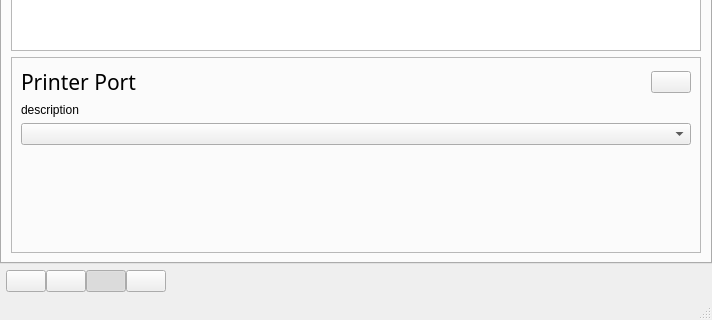
Above: main.ui from openMSX/catapult before the change; both pictures show x 0 to 712 and y 195 to 515 of the 712 by 515 pixel window. Below: the same form after it.
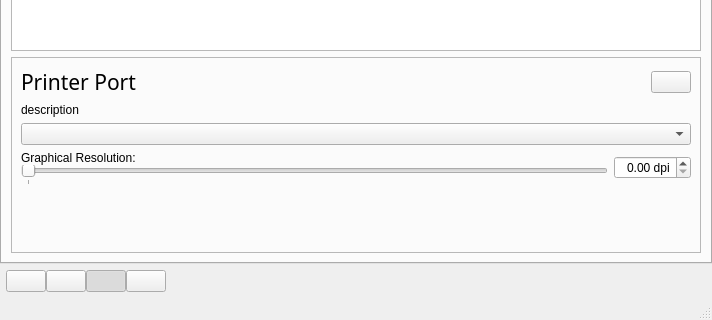
That is the form after the change. The open tabs and pages were chosen to show the change. Icons and pictures are not drawn.

Commit message: Added graphical printer resolution setting

Diff of the .ui file:
```diff
--- a/main.ui
+++ b/main.ui
@@ -5,7 +5,7 @@
    <rect>
     <x>0</x>
     <y>0</y>
-    <width>502</width>
+    <width>544</width>
     <height>515</height>
    </rect>
   </property>
@@ -1213,6 +1213,12 @@
           </item>
           <item>
            <widget class="QStackedWidget" name="connectorStack" >
+            <property name="sizePolicy" >
+             <sizepolicy vsizetype="Expanding" hsizetype="Preferred" >
+              <horstretch>0</horstretch>
+              <verstretch>0</verstretch>
+             </sizepolicy>
+            </property>
             <property name="frameShape" >
              <enum>QFrame::StyledPanel</enum>
             </property>
@@ -1648,14 +1654,64 @@
                </widget>
               </item>
               <item row="3" column="0" >
+               <layout class="QHBoxLayout" >
+                <item>
+                 <layout class="QVBoxLayout" >
+                  <property name="spacing" >
+                   <number>0</number>
+                  </property>
+                  <item>
+                   <widget class="QLabel" name="label_14" >
+                    <property name="text" >
+                     <string>Graphical Resolution:</string>
+                    </property>
+                   </widget>
+                  </item>
+                  <item>
+                   <widget class="QSlider" name="printerResolutionSlider" >
+                    <property name="singleStep" >
+                     <number>100</number>
+                    </property>
+                    <property name="pageStep" >
+                     <number>1000</number>
+                    </property>
+                    <property name="orientation" >
+                     <enum>Qt::Horizontal</enum>
+                    </property>
+                    <property name="tickPosition" >
+                     <enum>QSlider::TicksBelow</enum>
+                    </property>
+                    <property name="tickInterval" >
+                     <number>10000</number>
+                    </property>
+                   </widget>
+                  </item>
+                 </layout>
+                </item>
+                <item>
+                 <widget class="QDoubleSpinBox" name="printerResolutionSpinBox" >
+                  <property name="alignment" >
+                   <set>Qt::AlignRight|Qt::AlignTrailing|Qt::AlignVCenter</set>
+                  </property>
+                  <property name="prefix" >
+                   <string/>
+                  </property>
+                  <property name="suffix" >
+                   <string> dpi</string>
+                  </property>
+                 </widget>
+                </item>
+               </layout>
+              </item>
+              <item row="4" column="0" >
                <spacer>
                 <property name="orientation" >
                  <enum>Qt::Vertical</enum>
                 </property>
                 <property name="sizeHint" >
                  <size>
-                  <width>210</width>
-                  <height>21</height>
+                  <width>456</width>
+                  <height>10</height>
                  </size>
                 </property>
                </spacer>
```
Left out of the diff: 22 changed lines with no effect on the pictures. The commit also changes 3 other files.
